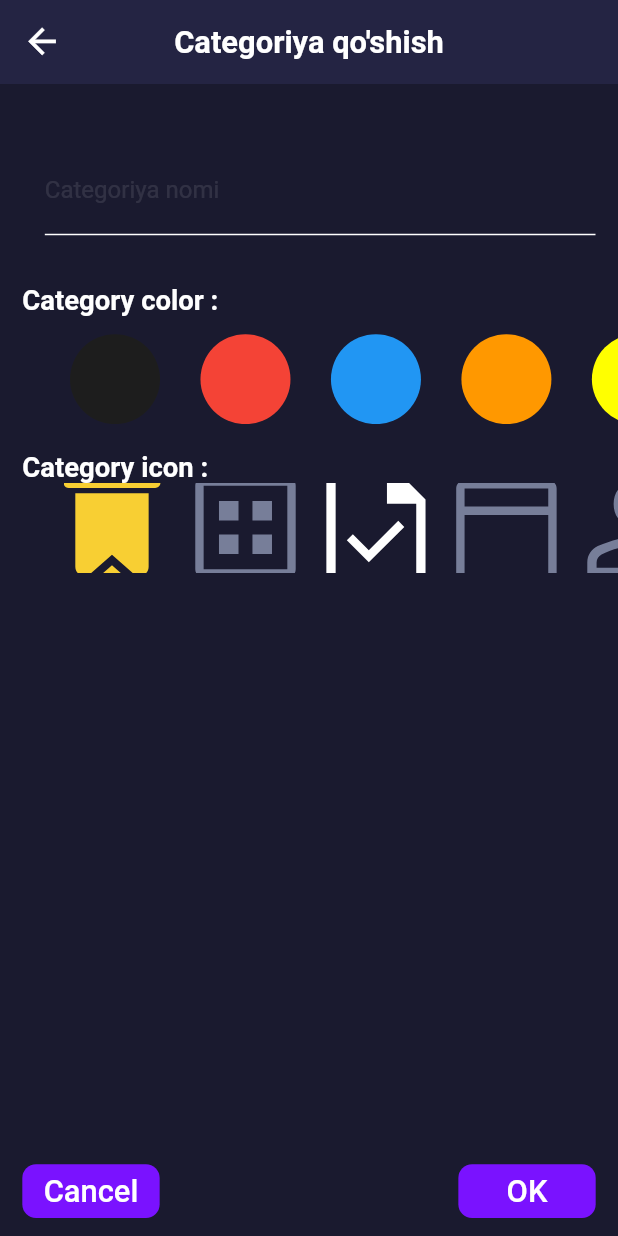
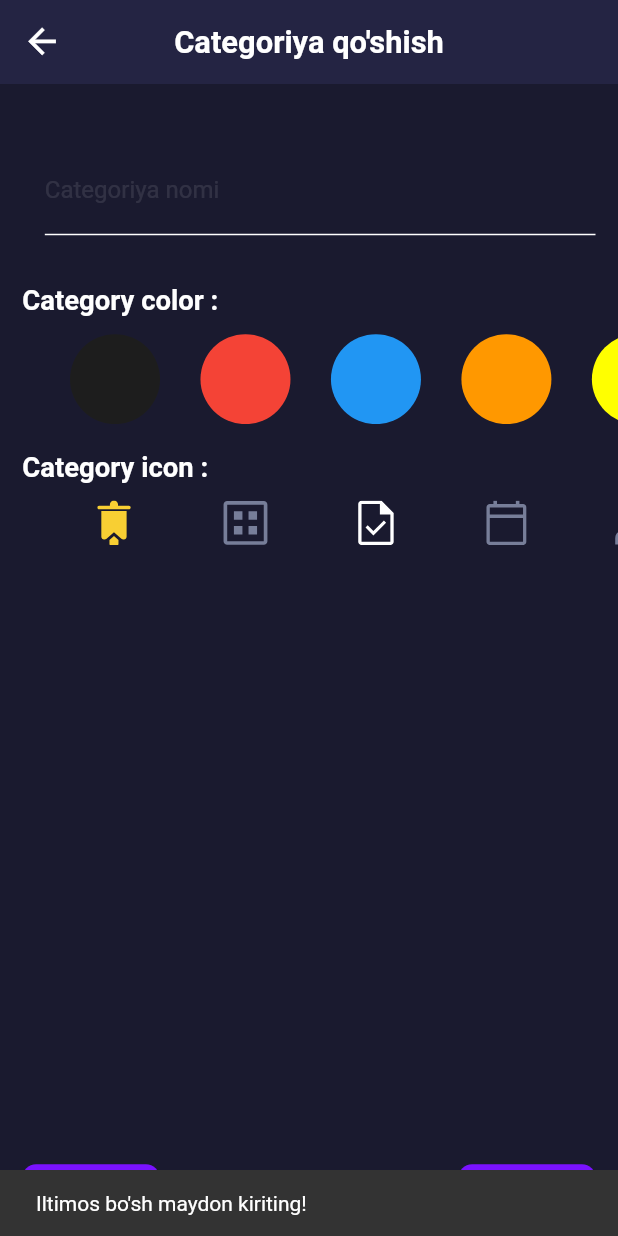
Before and after one commit to alimegit/to_do_app, a Flutter app: the CategoryScreen screen opened directly with empty values, after a tap on "OK", on a phone screen of 412 x 824 dp. Run offline on Flutter 3.47's test engine with Material 3 defaults, Android fonts, the phone set to English and light mode, and no system bars; drawn by our look-alikes of zoom_tap_animation; our stand-ins replace flutter_screenutil, flutter_svg, shared_preferences, sqflite, table_calendar; accounts and stored records are empty.

Commit message:
category add

```diff
--- a/lib/screens/category_screen/category_screen.dart
+++ b/lib/screens/category_screen/category_screen.dart
@@ -9,11 +9,16 @@ import 'package:to_do_app/utils/styles/app_text_style.dart';
 import 'package:zoom_tap_animation/zoom_tap_animation.dart';
 
 class CategoryScreen extends StatefulWidget {
-  const CategoryScreen({super.key,required this.iconnn, required this.texttt, required this.colorrr, });
+  const CategoryScreen({
+    super.key,
+    required this.iconnn,
+    required this.texttt,
+    required this.colorrr,
+  });
+
   final ValueChanged<String> iconnn;
   final ValueChanged<String> texttt;
   final ValueChanged<Color> colorrr;
-
 
   @override
   State<CategoryScreen> createState() => _CategoryScreenState();
@@ -25,15 +30,13 @@ class _CategoryScreenState extends State<CategoryScreen> {
   Color color = Color(0xFF1D1D1D);
   String catIcon = "";
   List<CategoryModel> categories = [];
-  int selectedColor = 0;
-
-  int selectedIcon = 0;
+  int selectedColor = -1;
+  int selectedIcon = -1;
 
   _init() async {
     categories = await LocalDatabase.getAllCategory();
     debugPrint("CATEGORIES LENGTH ${categories.length}");
   }
-
 
   @override
   Widget build(BuildContext context) {
@@ -97,12 +100,13 @@ class _CategoryScreenState extends State<CategoryScreen> {
                     (index) {
                       return ZoomTapAnimation(
                         onTap: () {
+                          selectedColor = index;
                           color = colors[index];
-                          setState(() {
-                              selectedColor = 1;
-                          });
+                          setState(() {});
                         },
-                        child: Container(
+                        child: Stack(
+                          children: [
+                            Container(
                               margin: EdgeInsets.symmetric(horizontal: 8.w),
                               width: 60.w,
                               height: 60.w,
@@ -110,6 +114,19 @@ class _CategoryScreenState extends State<CategoryScreen> {
                                 color: colors[index],
                                 shape: BoxShape.circle,
                               ),
+                            ),
+                            if (selectedColor == index)
+                              Padding(
+                                padding: EdgeInsets.only(left: 25.w),
+                                child: Center(
+                                  child: Icon(
+                                    Icons.done,
+                                    size: 30.sp,
+                                    color: AppColors.c_242443,
+                                  ),
+                                ),
+                              ),
+                          ],
                         ),
                       );
                     },
@@ -126,13 +143,17 @@ class _CategoryScreenState extends State<CategoryScreen> {
                   .copyWith(fontSize: 16.sp, color: Colors.white),
             ),
             SizedBox(
-              height: 60,
+              height: 10.h,
+            ),
+            SizedBox(
+              height: 30,
               child: ListView.builder(
                 itemCount: icons.length,
                 itemBuilder: (context, index) {
                   final iconItem = icons[index];
                   return ZoomTapAnimation(
                     onTap: () {
+                      selectedIcon = index;
                       catIcon = icons[index];
                       setState(() {});
                     },
@@ -143,7 +164,10 @@ class _CategoryScreenState extends State<CategoryScreen> {
                       decoration: BoxDecoration(
                         shape: BoxShape.circle,
                       ),
-                      child:SvgPicture.asset(icons[index] , width: 70,fit : BoxFit.cover),
+                      child: SvgPicture.asset(
+                        icons[index],
+                        color: selectedIcon == index ? Colors.green : null,
+                      ),
                     ),
                   );
                 },
@@ -153,7 +177,7 @@ class _CategoryScreenState extends State<CategoryScreen> {
             ),
             Spacer(),
             Padding(
-              padding:  EdgeInsets.fromLTRB(0.w,0.h,13.w,10.h),
+              padding: EdgeInsets.fromLTRB(0.w, 0.h, 13.w, 10.h),
               child: Row(
                 children: [
                   InkWell(
@@ -181,13 +205,31 @@ class _CategoryScreenState extends State<CategoryScreen> {
                   InkWell(
                     borderRadius: BorderRadius.circular(8.r),
                     onTap: () async {
-                      categoryModel = categoryModel.copyWith(color: color,iconPath: catIcon,name: categoryNameController.text);
+                      categoryModel = categoryModel.copyWith(
+                          color: color,
+                          iconPath: catIcon,
+                          name: categoryNameController.text);
                       widget.iconnn.call(catIcon);
                       widget.texttt.call(categoryNameController.text);
                       widget.colorrr.call(color);
-                      setState(() {
-
-                      });
+                      setState(() {});
+                      if (selectedColor > -1 &&
+                          selectedIcon > -1 &&
+                          categoryNameController != null) {
+                        ScaffoldMessenger.of(context).showSnackBar(
+                          const SnackBar(
+                            content: Text("Muvaffaqqiyatli qo'shildi!"),
+                          ),
+                        );
+                        await Future.delayed(const Duration(seconds: 1));
+                        Navigator.pop(context);
+                      } else {
+                        ScaffoldMessenger.of(context).showSnackBar(
+                          const SnackBar(
+                            content: Text("Iltimos bo'sh maydon kiriting!"),
+                          ),
+                        );
+                      }
                     },
                     child: Container(
                       width: 80.w,
```
Also changed, not shown: lib/screens/tasks_screen/task_screen.dart (+61 -44 lines). Lines whose indentation alone changed are shown as unchanged.
